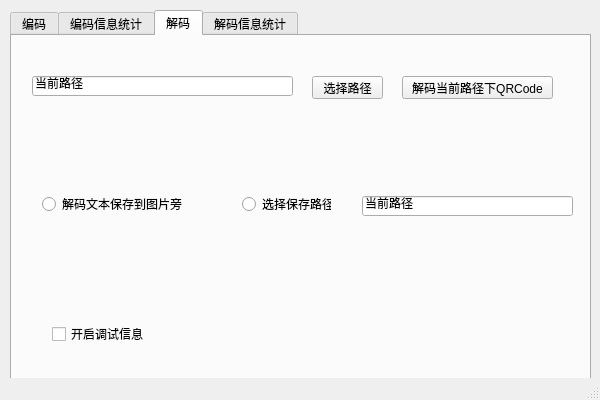
Old version of the form enigma/enigma.ui in the repository c3ll256/enigma.
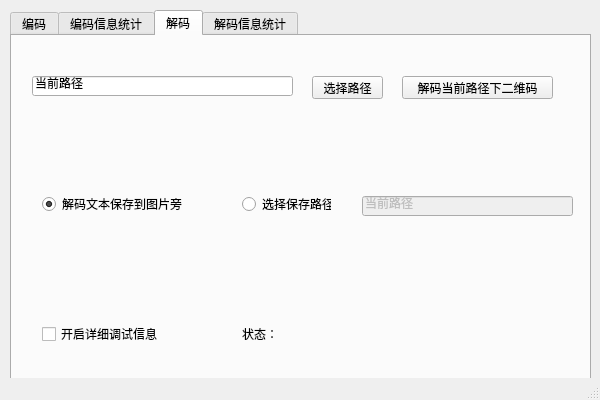
New version of the form. The open tabs and pages were chosen to show the change.

The edit to the form file:
```diff
--- a/enigma/enigma.ui
+++ b/enigma/enigma.ui
@@ -167,7 +167,7 @@
        </rect>
       </property>
       <property name="text">
-       <string>解码当前路径下QRCode</string>
+       <string>解码当前路径下二维码</string>
       </property>
      </widget>
      <widget class="QRadioButton" name="rbtnDecodeSaveSide">
@@ -182,6 +182,9 @@
       <property name="text">
        <string>解码文本保存到图片旁</string>
       </property>
+      <property name="checked">
+       <bool>true</bool>
+      </property>
      </widget>
      <widget class="QRadioButton" name="rbtnDecodeChoose">
       <property name="geometry">
@@ -197,6 +200,9 @@
       </property>
      </widget>
      <widget class="QLineEdit" name="lineDecodeSaveNowAddress">
+      <property name="enabled">
+       <bool>false</bool>
+      </property>
       <property name="geometry">
        <rect>
         <x>350</x>
@@ -212,14 +218,40 @@
      <widget class="QCheckBox" name="chkDecodeDebug">
       <property name="geometry">
        <rect>
-        <x>40</x>
+        <x>30</x>
         <y>290</y>
-        <width>101</width>
+        <width>121</width>
         <height>16</height>
        </rect>
       </property>
       <property name="text">
-       <string>开启调试信息</string>
+       <string>开启详细调试信息</string>
+      </property>
+     </widget>
+     <widget class="QLabel" name="label_3">
+      <property name="geometry">
+       <rect>
+        <x>230</x>
+        <y>290</y>
+        <width>81</width>
+        <height>16</height>
+       </rect>
+      </property>
+      <property name="text">
+       <string>状态：</string>
+      </property>
+     </widget>
+     <widget class="QLabel" name="lblDecodeState">
+      <property name="geometry">
+       <rect>
+        <x>320</x>
+        <y>290</y>
+        <width>151</width>
+        <height>16</height>
+       </rect>
+      </property>
+      <property name="text">
+       <string/>
       </property>
      </widget>
     </widget>
```
Left out of the diff: 41 changed lines with no effect on the pictures.
